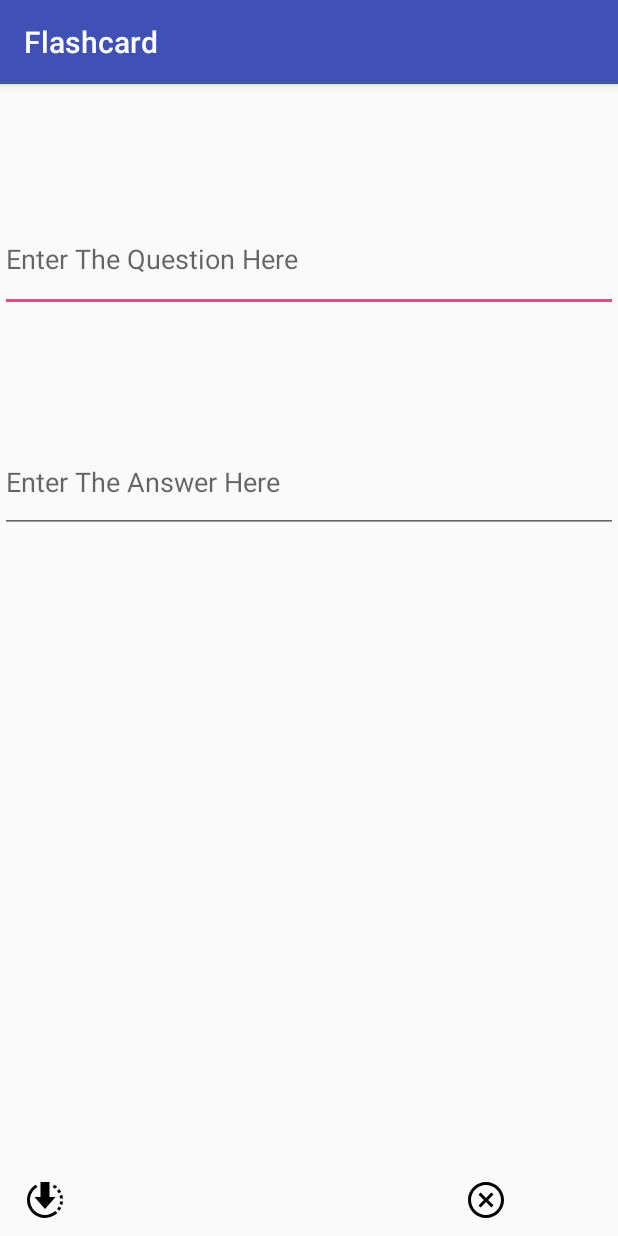
After one commit to OlamideOso/Flashcard-lab3, an Android app: the AddCardActivity screen opened directly, with no data from a screen before it, on a phone screen of 412 x 824 dp. The commit adds this screen. Run offline under Robolectric (Android 15) with nearby library versions, the phone set to English and light mode, and no system bars.

Commit message:
SaveData

```diff
--- a/app/build.gradle
+++ b/app/build.gradle
@@ -22,6 +22,9 @@ dependencies {
     implementation fileTree(dir: 'libs', include: ['*.jar'])
     implementation 'com.android.support:appcompat-v7:28.+'
     implementation 'com.android.support.constraint:constraint-layout:1.1.3'
+    implementation "android.arch.persistence.room:runtime:1.1.1"
+    debugImplementation 'com.amitshekhar.android:debug-db:1.0.4'
+    annotationProcessor "android.arch.persistence.room:compiler:1.1.1"
     testImplementation 'junit:junit:4.12'
     androidTestImplementation 'com.android.support.test:runner:1.0.2'
     androidTestImplementation 'com.android.support.test.espresso:espresso-core:3.0.2'
--- a/app/src/main/AndroidManifest.xml
+++ b/app/src/main/AndroidManifest.xml
@@ -16,6 +16,7 @@
                 <category android:name="android.intent.category.LAUNCHER" />
             </intent-filter>
         </activity>
+        <activity android:name=".AddCardActivity"></activity>
     </application>
 
 </manifest>
--- /dev/null
+++ b/app/src/main/java/com/codepath/flashcard/AddCardActivity.java
@@ -0,0 +1,38 @@
+package com.codepath.flashcard;
+
+import android.content.Intent;
+import android.support.v7.app.AppCompatActivity;
+import android.os.Bundle;
+import android.view.View;
+import android.widget.Button;
+import android.widget.EditText;
+
+public class AddCardActivity extends AppCompatActivity {
+
+    @Override
+    protected void onCreate(Bundle savedInstanceState) {
+        super.onCreate(savedInstanceState);
+        setContentView(R.layout.activity_add_card);
+      findViewById(R.id.cancel_button).setOnClickListener(new View.OnClickListener() {
+          @Override
+          public void onClick(View view) {
+              finish();
+          }
+      });
+
+      findViewById(R.id.save_button).setOnClickListener(new View.OnClickListener() {
+          @Override
+          public void onClick(View view) {
+              String question = ((EditText) findViewById(R.id.editQuestion)).getText().toString();
+              String answer = ((EditText) findViewById(R.id.editAnswer)).getText().toString();
+              Intent data = new Intent();
+              data.putExtra("string1", question);
+              data.putExtra("string2", answer);
+              setResult(RESULT_OK, data);
+              finish();
+
+          }
+      });
+    }
+
+}
--- /dev/null
+++ b/app/src/main/res/drawable/ic_iconmonstr_save_10.xml
@@ -0,0 +1,9 @@
+<vector xmlns:android="http://schemas.android.com/apk/res/android"
+    android:width="24dp"
+    android:height="24dp"
+    android:viewportWidth="24"
+    android:viewportHeight="24">
+  <path
+      android:fillColor="#FF000000"
+      android:pathData="M23.984,11h-2.006c-0.057,-0.557 -0.143,-1.104 -0.287,-1.631l1.82,-0.862c0.245,0.799 0.401,1.632 0.473,2.493zM20.949,7.507l1.81,-0.857c-0.353,-0.7 -0.758,-1.368 -1.236,-1.981l-1.512,1.318c0.36,0.474 0.667,0.986 0.938,1.52zM20.988,16.446c-0.26,0.519 -0.562,1.01 -0.904,1.473l1.539,1.29c0.465,-0.616 0.871,-1.276 1.211,-1.976l-1.846,-0.787zM20.152,3.208c-0.589,-0.54 -1.214,-1.038 -1.9,-1.454l-1.216,1.599c0.577,0.334 1.104,0.739 1.602,1.177l1.514,-1.322zM18.738,19.403c-1.779,1.608 -4.129,2.597 -6.713,2.597 -5.525,0 -10.021,-4.486 -10.021,-10 0,-3.692 2.021,-6.915 5.011,-8.647l-1.215,-1.599c-3.473,2.103 -5.8,5.897 -5.8,10.246 0,6.627 5.385,12 12.025,12 3.204,0 6.107,-1.259 8.264,-3.297l-1.551,-1.3zM21.996,13c-0.054,0.54 -0.162,1.063 -0.299,1.574l1.864,0.795c0.224,-0.762 0.372,-1.553 0.439,-2.369h-2.004zM12,18l7,-8h-4v-10h-6v10h-4l7,8z"/>
+</vector>
--- /dev/null
+++ b/app/src/main/res/drawable/ic_iconmonstr_x_mark_11.xml
@@ -0,0 +1,9 @@
+<vector xmlns:android="http://schemas.android.com/apk/res/android"
+    android:width="24dp"
+    android:height="24dp"
+    android:viewportWidth="24"
+    android:viewportHeight="24">
+  <path
+      android:fillColor="#FF000000"
+      android:pathData="M12,2c5.514,0 10,4.486 10,10s-4.486,10 -10,10 -10,-4.486 -10,-10 4.486,-10 10,-10zM12,0c-6.627,0 -12,5.373 -12,12s5.373,12 12,12 12,-5.373 12,-12 -5.373,-12 -12,-12zM17,15.538l-3.592,-3.548 3.546,-3.587 -1.416,-1.403 -3.545,3.589 -3.588,-3.543 -1.405,1.405 3.593,3.552 -3.547,3.592 1.405,1.405 3.555,-3.596 3.591,3.55 1.403,-1.416z"/>
+</vector>
--- /dev/null
+++ b/app/src/main/res/layout/activity_add_card.xml
@@ -0,0 +1,58 @@
+<?xml version="1.0" encoding="utf-8"?>
+<RelativeLayout xmlns:android="http://schemas.android.com/apk/res/android"
+    xmlns:app="http://schemas.android.com/apk/res-auto"
+    xmlns:tools="http://schemas.android.com/tools"
+    android:layout_width="match_parent"
+    android:layout_height="match_parent"
+    tools:context=".AddCardActivity">
+
+    <Button
+        android:id="@+id/cancel_button"
+        android:layout_width="wrap_content"
+        android:layout_height="wrap_content"
+        android:layout_alignParentBottom="true"
+        android:layout_alignParentEnd="true"
+        android:layout_marginEnd="12dp"
+        android:drawableLeft="@drawable/ic_iconmonstr_x_mark_11"
+        android:visibility="visible"
+        android:background="@android:color/transparent"
+        app:layout_constraintLeft_toLeftOf="parent"
+        app:layout_constraintTop_toTopOf="parent" />
+
+    <Button
+        android:id="@+id/save_button"
+        android:layout_width="wrap_content"
+        android:layout_height="wrap_content"
+        android:layout_alignParentBottom="true"
+        android:layout_alignParentStart="true"
+        android:layout_marginStart="18dp"
+        android:background="@android:color/transparent"
+        android:drawableLeft="@drawable/ic_iconmonstr_save_10"
+        android:textSize="14sp"
+        android:visibility="visible"
+        app:layout_constraintLeft_toLeftOf="parent"
+        app:layout_constraintTop_toTopOf="parent" />
+
+    <EditText
+        android:id="@+id/editQuestion"
+        android:layout_width="match_parent"
+        android:layout_height="70dp"
+        android:layout_alignParentStart="true"
+        android:layout_alignParentTop="true"
+        android:layout_marginTop="82dp"
+        android:ems="10"
+        android:hint="Enter The Question Here"
+        android:inputType="textMultiLine" />
+
+    <EditText
+        android:id="@+id/editAnswer"
+        android:layout_width="match_parent"
+        android:layout_height="67dp"
+        android:layout_alignParentStart="true"
+        android:layout_alignParentTop="true"
+        android:layout_marginStart="0dp"
+        android:layout_marginTop="232dp"
+        android:ems="10"
+        android:hint="Enter The Answer Here"
+        android:inputType="textMultiLine" />
+</RelativeLayout>
```
Also changed, not shown: app/src/main/java/com/codepath/flashcard/AppDatabase.java (added, +9 -0 lines), app/src/main/java/com/codepath/flashcard/Flashcard.java (added, +92 -0 lines), app/src/main/java/com/codepath/flashcard/FlashcardDao.java (added, +25 -0 lines), app/src/main/java/com/codepath/flashcard/FlashcardDatabase.java (added, +39 -0 lines), app/src/main/java/com/codepath/flashcard/MainActivity.java (+56 -1 lines), app/src/main/res/drawable/ic_iconmonstr_arrow_28.xml (added, +9 -0 lines), app/src/main/res/drawable/ic_iconmonstr_plus_circle_thin.xml (added, +10 -0 lines), app/src/main/res/layout/activity_main.xml (+29 -4 lines).
